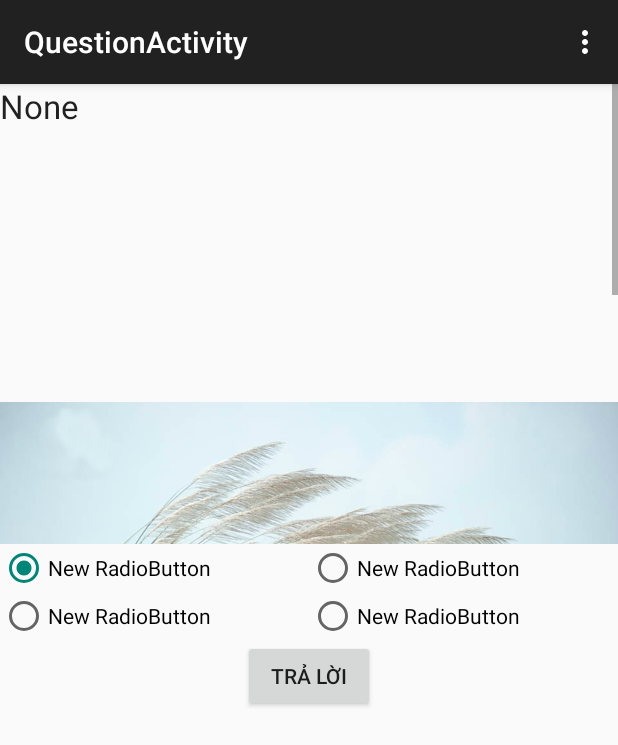
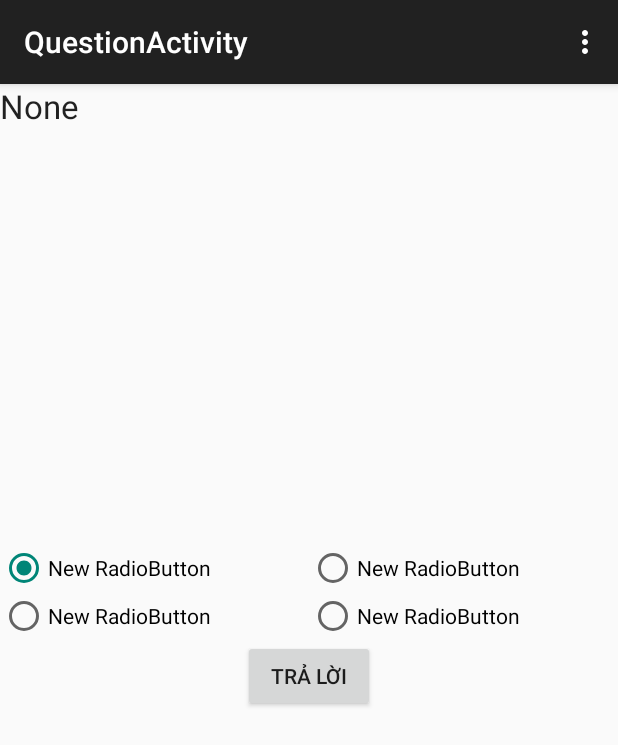
Before and after one commit to luuthehien1992/A2, an Android app: the QuestionActivity screen opened directly, with no data from a screen before it, on a phone screen of 412 x 824 dp. Shown: the top 745 px of the screen. Run offline under Robolectric (Android 15) with nearby library versions, the phone set to English and light mode, and no system bars; 6 statements that could not run were skipped.

Commit message:
Remove unused image

```diff
--- a/app/src/main/res/layout/activity_question.xml
+++ b/app/src/main/res/layout/activity_question.xml
@@ -34,8 +34,7 @@
                     <ImageView
                         android:layout_width="wrap_content"
                         android:layout_height="wrap_content"
-                        android:id="@+id/imgView"
-                        android:src="@drawable/co_bong_lau" />
+                        android:id="@+id/imgView" />
                 </LinearLayout>
             </ScrollView>
 
```
